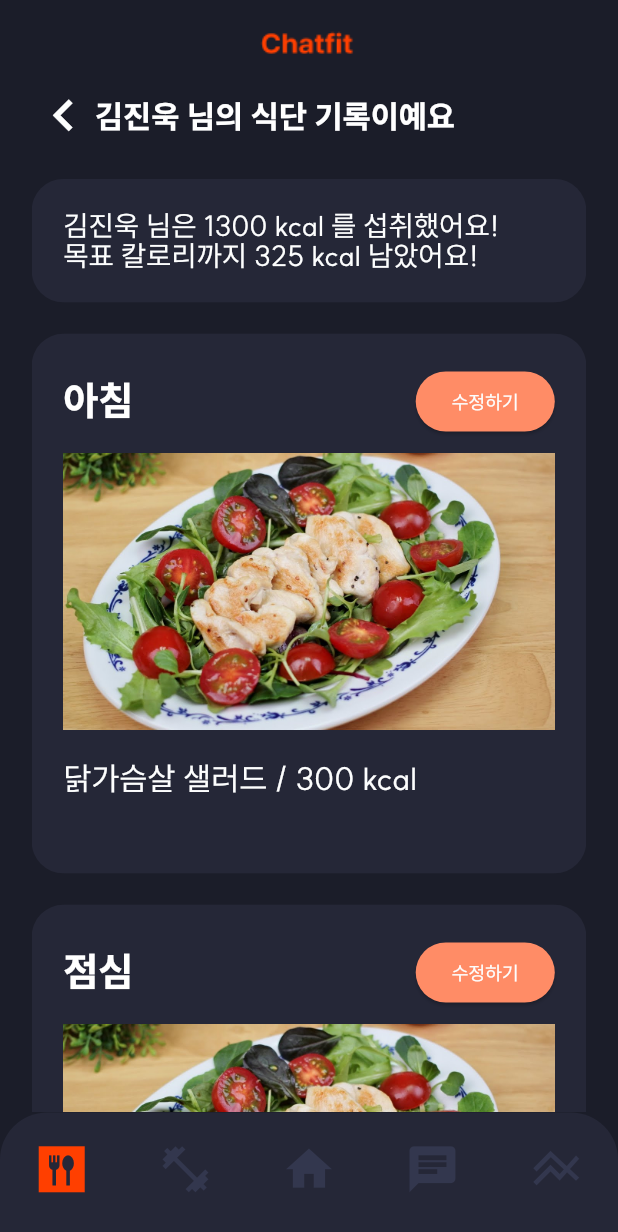
After one commit to samuel5721/chatfit, a Flutter app: the DietRecordScreen screen opened by its route, after a tap on "수정하기", on a phone screen of 412 x 824 dp. The commit adds this screen. Shown: the top 1232 px of the screen. Run offline on Flutter 3.47's test engine with Material 3 defaults, Android fonts, the phone set to English and light mode, and no system bars; our stand-ins replace firebase_core, firebase_storage, flutter_calendar_carousel, flutter_local_notifications, flutter_screenutil, flutter_spinkit and 2 more; accounts and stored records are empty; project files that could hold a hidden picture were left out.

Commit message:
feat: ui diet_record_screen

```diff
--- a/lib/components/card.dart
+++ b/lib/components/card.dart
@@ -14,10 +14,10 @@ class WidgetCard extends StatelessWidget {
   @override
   Widget build(BuildContext context) {
     return Container(
-      width: Layout.entireWidth(context) * 0.9,
+      width: 1.sw,
       decoration: BoxDecoration(
         color: KeyColor.primaryDark200,
-        borderRadius: BorderRadius.circular(10),
+        borderRadius: BorderRadius.circular(20.w),
       ),
       child: SizedBox(
         child: Padding(
--- a/lib/components/navigation_bar.dart
+++ b/lib/components/navigation_bar.dart
@@ -21,7 +21,7 @@ class _MainNavigationBarState extends State<MainNavigationBar> {
     }
     switch (index) {
       case 0:
-        Navigator.pushNamed(context, '/404');
+        Navigator.pushNamed(context, '/dietrecord');
         break;
       case 1:
         Navigator.pushNamed(context, '/404');
--- /dev/null
+++ b/lib/components/texts.dart
@@ -0,0 +1,50 @@
+import 'package:flutter/material.dart';
+import 'package:flutter_screenutil/flutter_screenutil.dart';
+
+import 'package:chatfit/theme.dart';
+
+class ContentText extends StatelessWidget {
+  final String text;
+  final double fontSize;
+
+  const ContentText({
+    super.key,
+    required this.text,
+    this.fontSize = 18,
+  });
+
+  @override
+  Widget build(BuildContext context) {
+    return Text(
+      text,
+      style: TextStyle(
+        color: KeyColor.grey100,
+        fontSize: fontSize.sp,
+        height: 1.h,
+      ),
+    );
+  }
+}
+
+class TitleText extends StatelessWidget {
+  final String text;
+  final double fontSize;
+
+  const TitleText({
+    super.key,
+    required this.text,
+    this.fontSize = 25,
+  });
+
+  @override
+  Widget build(BuildContext context) {
+    return Text(
+      text,
+      style: TextStyle(
+        color: Colors.white,
+        fontWeight: FontWeight.bold,
+        fontSize: fontSize.sp,
+      ),
+    );
+  }
+}
--- a/lib/routes.dart
+++ b/lib/routes.dart
@@ -1,13 +1,15 @@
 import 'package:chatfit/screens/404.dart';
+import 'package:chatfit/screens/diet_screens/diet_record_screen.dart';
 import 'package:chatfit/screens/initial_screens/first_survey_screen.dart';
 import 'package:flutter/material.dart';
 import 'package:chatfit/screens/calender_screen.dart';
-import 'package:chatfit/screens/camera_screen.dart';
+import 'package:chatfit/screens/diet_screens/camera_screen.dart';
 import 'package:chatfit/screens/chat_bot_screen.dart';
 import 'package:chatfit/screens/main_screen.dart';
 
 final routes = {
   '/': (BuildContext context) => const MainScreen(),
+  '/dietrecord': (BuildContext context) => const DietRecordScreen(),
   '/camera': (BuildContext context) => const CameraScreen(),
   '/chatbot': (BuildContext context) => const ChatBoTScreen(),
   '/calender': (BuildContext context) => const CalenderScreen(
--- /dev/null
+++ b/lib/screens/diet_screens/diet_record_screen.dart
@@ -0,0 +1,180 @@
+import 'package:chatfit/components/card.dart';
+import 'package:chatfit/components/header.dart';
+import 'package:chatfit/components/navigation_bar.dart';
+import 'package:chatfit/components/texts.dart';
+import 'package:chatfit/theme.dart';
+import 'package:flutter/cupertino.dart';
+import 'package:flutter/material.dart';
+import 'package:flutter/widgets.dart';
+import 'package:flutter_screenutil/flutter_screenutil.dart';
+
+class DietRecordScreen extends StatefulWidget {
+  const DietRecordScreen({super.key});
+
+  @override
+  State<DietRecordScreen> createState() => _DietRecordScreenState();
+}
+
+class _DietRecordScreenState extends State<DietRecordScreen> {
+  @override
+  Widget build(BuildContext context) {
+    return Scaffold(
+      appBar: const Header(),
+      body: Padding(
+        padding: EdgeInsets.symmetric(horizontal: 20.w),
+        child: SingleChildScrollView(
+          child: Column(
+            mainAxisAlignment: MainAxisAlignment.start,
+            children: [
+              SizedBox(
+                width: 1.sw,
+                child: Row(
+                  children: [
+                    Icon(
+                      Icons.chevron_left,
+                      size: 40.sp,
+                      color: KeyColor.grey100,
+                    ),
+                    const TitleText(
+                      text: '김진욱 님의 식단 기록이예요',
+                      fontSize: 20,
+                    ),
+                  ],
+                ),
+              ),
+              SizedBox(height: 20.h),
+              const WidgetCard(
+                child: Column(
+                  crossAxisAlignment: CrossAxisAlignment.start,
+                  children: [
+                    ContentText(text: '김진욱 님은 1300 kcal 를 섭취했어요!'),
+                    ContentText(text: '목표 칼로리까지 325 kcal 남았어요!'),
+                  ],
+                ),
+              ),
+              SizedBox(height: 20.h),
+              const MealCard(
+                time: '아침',
+                pictureAddr: 'assets/images/test_meal.jpg',
+                meal: '닭가슴살 샐러드',
+                kcal: 300,
+              ),
+              SizedBox(height: 20.h),
+              const MealCard(
+                time: '점심',
+                pictureAddr: 'assets/images/test_meal.jpg',
+                meal: '참치 샐러드',
+                kcal: 400,
+              ),
+              SizedBox(height: 20.h),
+              const RequireRecordCard(time: '저녁')
+            ],
+          ),
+        ),
+      ),
+      bottomNavigationBar: const MainNavigationBar(),
+    );
+  }
+}
+
+class MealCard extends StatelessWidget {
+  final String time;
+  final String pictureAddr;
+  final String meal;
+  final int kcal;
+
+  const MealCard({
+    super.key,
+    required this.time,
+    required this.pictureAddr,
+    required this.meal,
+    required this.kcal,
+  });
+
+  @override
+  Widget build(BuildContext context) {
+    return WidgetCard(
+      child: Column(
+        crossAxisAlignment: CrossAxisAlignment.start,
+        children: [
+          SizedBox(
+            child: Row(
+              mainAxisAlignment: MainAxisAlignment.spaceBetween,
+              children: [
+                TitleText(text: time),
+                ElevatedButton(
+                  style: ElevatedButton.styleFrom(
+                    backgroundColor: KeyColor.primaryBrand100,
+                  ),
+                  onPressed: () {},
+                  child: Text(
+                    '수정하기',
+                    style: TextStyle(
+                      color: KeyColor.grey100,
+                      fontSize: 12.sp,
+                    ),
+                  ),
+                ),
+              ],
+            ),
+          ),
+          SizedBox(height: 10.h),
+          Container(
+            width: 1.sw,
+            decoration: BoxDecoration(
+              color: KeyColor.grey500,
+            ),
+            child: AspectRatio(
+              aspectRatio: 16 / 9,
+              child: Image.asset(pictureAddr),
+            ),
+          ),
+          SizedBox(height: 20.h),
+          ContentText(text: '$meal / $kcal kcal', fontSize: 20),
+          SizedBox(height: 30.h),
+        ],
+      ),
+    );
+  }
+}
+
+class RequireRecordCard extends StatelessWidget {
+  final String time;
+  const RequireRecordCard({
+    super.key,
+    required this.time,
+  });
+
+  @override
+  Widget build(BuildContext context) {
+    return WidgetCard(
+      child: Column(
+        crossAxisAlignment: CrossAxisAlignment.start,
+        children: [
+          TitleText(text: time),
+          SizedBox(height: 10.h),
+          Container(
+            width: 1.sw,
+            height: 40.h,
+            decoration: BoxDecoration(
+              border: Border.all(
+                width: 1.5.w,
+                color: KeyColor.primaryBrand300,
+              ),
+              borderRadius: BorderRadius.circular(20.w),
+            ),
+            child: ElevatedButton(
+              style: ElevatedButton.styleFrom(
+                backgroundColor: KeyColor.primaryDark200,
+              ),
+              onPressed: () {},
+              child: const ContentText(
+                text: '식단을 입력해 주세요!',
+              ),
+            ),
+          ),
+        ],
+      ),
+    );
+  }
+}
--- a/lib/screens/initial_screens/first_survey_screen.dart
+++ b/lib/screens/initial_screens/first_survey_screen.dart
@@ -228,8 +228,8 @@ class MultipleChoiceStep extends StatelessWidget {
                         shape: RoundedRectangleBorder(
                           borderRadius: BorderRadius.circular(10.0),
                         ),
-                        primary: Colors.white,
-                        onPrimary: Colors.black,
+                        // primary: Colors.white,
+                        // onPrimary: Colors.black,
                         padding: const EdgeInsets.symmetric(vertical: 16.0),
                       ),
                       child: Text(
--- a/lib/screens/main_screen.dart
+++ b/lib/screens/main_screen.dart
@@ -1,3 +1,4 @@
+import 'package:chatfit/components/texts.dart';
 import 'package:flutter/material.dart';
 import 'package:flutter_screenutil/flutter_screenutil.dart';
 import 'package:provider/provider.dart';
@@ -32,6 +33,8 @@ class MainScreen extends StatelessWidget {
                 ],
               )
             : SingleChildScrollView(
+                child: Padding(
+                  padding: EdgeInsets.symmetric(horizontal: 20.w),
                   child: Column(
                     mainAxisAlignment: MainAxisAlignment.center,
                     children: [
@@ -54,14 +57,17 @@ class MainScreen extends StatelessWidget {
                             const TitleText(text: '등 💪'),
                             SizedBox(height: 15.h),
                             const ContentText(
-                              text: '1. 사이드 레터럴 레이즈 3kg 12회 3세트', fontSize: 16),
+                                text: '1. 사이드 레터럴 레이즈 3kg 12회 3세트',
+                                fontSize: 16),
                             const ContentText(
-                              text: '2. 프론트 레터럴 레이즈 3kg 12회 3세트', fontSize: 16),
+                                text: '2. 프론트 레터럴 레이즈 3kg 12회 3세트',
+                                fontSize: 16),
                             const ContentText(
                                 text: '3. 렛풀다운 3kg 12회 3세트', fontSize: 16),
                             const ContentText(
                                 text: '4. 푸시업 10회 3세트', fontSize: 16),
-                          const ContentText(text: '5. 런닝머신 30분', fontSize: 16),
+                            const ContentText(
+                                text: '5. 런닝머신 30분', fontSize: 16),
                             SizedBox(height: 15.h),
                             const Row(
                               mainAxisAlignment: MainAxisAlignment.spaceAround,
@@ -119,51 +125,8 @@ class MainScreen extends StatelessWidget {
                   ),
                 ),
               ),
+      ),
       bottomNavigationBar: const MainNavigationBar(),
-    );
-  }
-}
-
-class ContentText extends StatelessWidget {
-  final String text;
-  final double fontSize;
-
-  const ContentText({
-    super.key,
-    required this.text,
-    this.fontSize = 18,
-  });
-
-  @override
-  Widget build(BuildContext context) {
-    return Text(
-      text,
-      style: TextStyle(
-        color: KeyColor.grey100,
-        fontSize: fontSize.sp,
-        height: 1.h,
-      ),
-    );
-  }
-}
-
-class TitleText extends StatelessWidget {
-  final String text;
-
-  const TitleText({
-    super.key,
-    required this.text,
-  });
-
-  @override
-  Widget build(BuildContext context) {
-    return Text(
-      text,
-      style: TextStyle(
-        color: Colors.white,
-        fontWeight: FontWeight.bold,
-        fontSize: 25.sp,
-      ),
     );
   }
 }
```
Also changed, not shown: assets/images/test_meal.jpg (added), lib/screens/diet_screens/camera_screen.dart (renamed from lib/screens/camera_screen.dart), pubspec.lock, 1 other file. Lines whose indentation alone changed are shown as unchanged.
